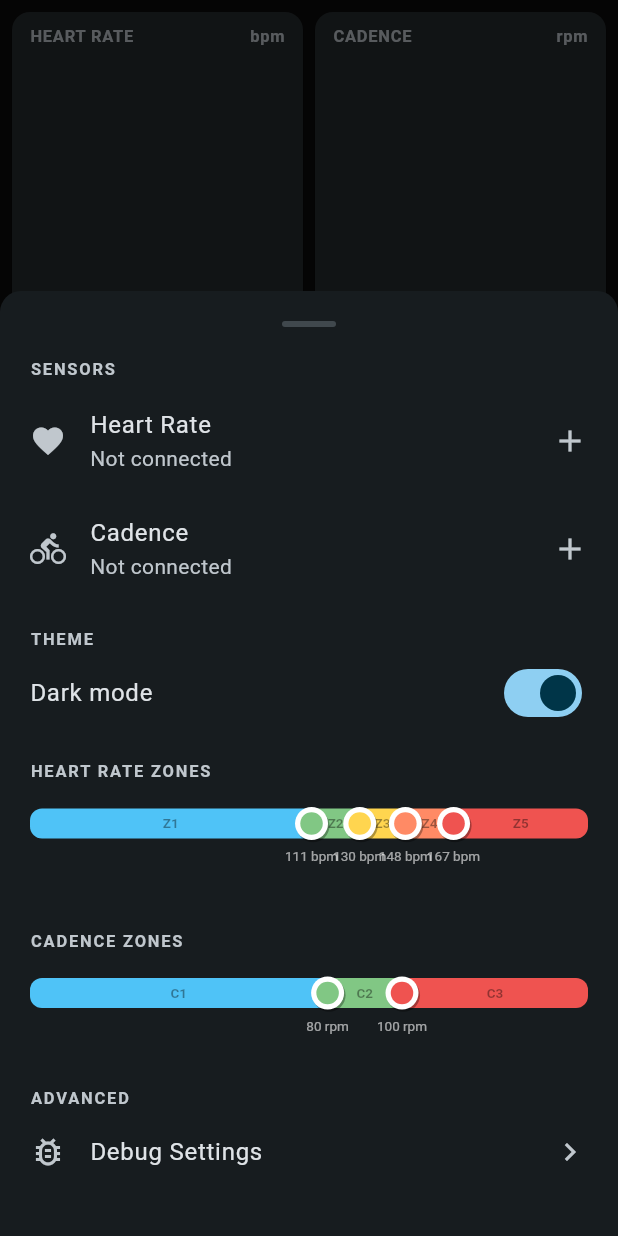
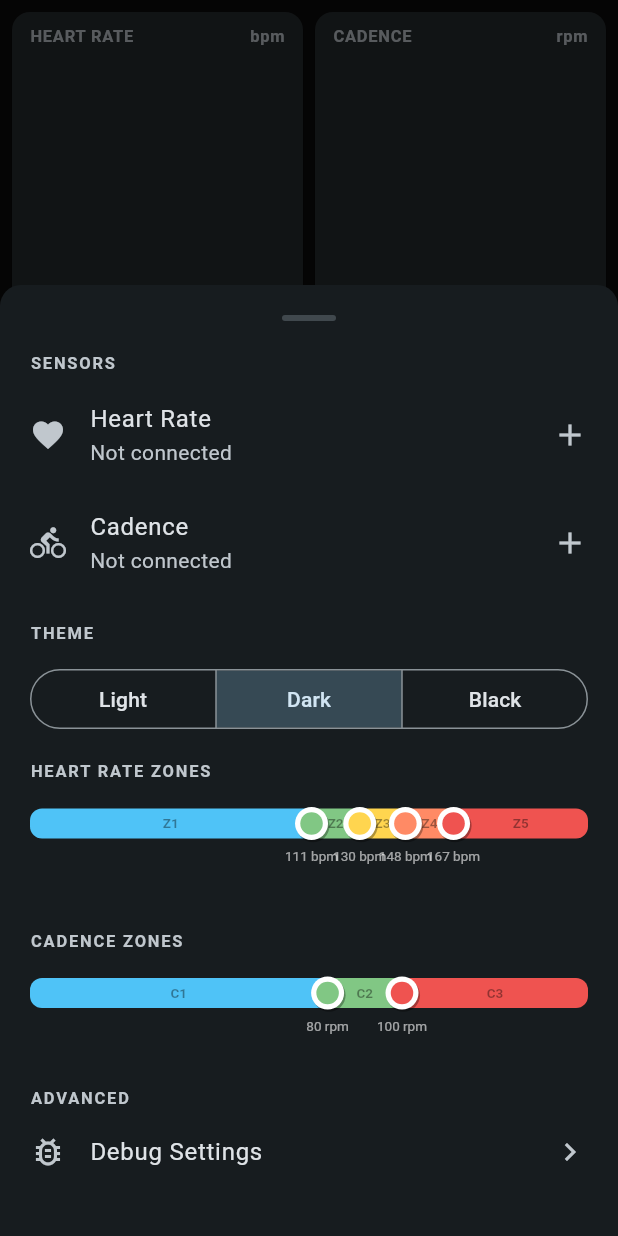
Before and after one commit to FreezeManny/PaceStrip, a Flutter app: the screen it shows after launch, after a tap on "Settings", on a phone screen of 412 x 824 dp. Run offline on Flutter 3.47's test engine with Material 3 defaults, Android fonts, the phone set to English and light mode, and no system bars; our stand-ins replace flutter_blue_plus, permission_handler, shared_preferences.

Commit message:
refactor: themes are now in its own file feat: added black theme for oled screens

```diff
--- a/lib/main.dart
+++ b/lib/main.dart
@@ -1,5 +1,6 @@
 import 'package:flutter/material.dart';
 import 'package:provider/provider.dart';
+import 'models/app_theme.dart';
 import 'models/zone_config.dart';
 import 'providers/settings_provider.dart';
 import 'providers/stats_provider.dart';
@@ -12,13 +13,13 @@ void main() async {
   WidgetsFlutterBinding.ensureInitialized();
   final settingsService = SettingsService();
   final initialConfig = await settingsService.load();
-  final initialThemeMode = await settingsService.loadThemeMode();
+  final initialTheme = await settingsService.loadAppTheme();
   final initialSimulate = await settingsService.loadSimulateSensors();
 
   runApp(CycleApp(
     settingsService: settingsService,
     initialConfig: initialConfig,
-    initialThemeMode: initialThemeMode,
+    initialTheme: initialTheme,
     initialSimulate: initialSimulate,
   ));
 }
@@ -28,13 +29,13 @@ class CycleApp extends StatelessWidget {
     super.key,
     required this.settingsService,
     required this.initialConfig,
-    this.initialThemeMode = ThemeMode.dark,
+    this.initialTheme = AppTheme.dark,
     this.initialSimulate = false,
   });
 
   final SettingsService settingsService;
   final ZoneConfig initialConfig;
-  final ThemeMode initialThemeMode;
+  final AppTheme initialTheme;
   final bool initialSimulate;
 
   @override
@@ -44,7 +45,7 @@ class CycleApp extends StatelessWidget {
         ChangeNotifierProvider(
           create: (_) => SettingsProvider(settingsService)
             ..updateConfig(initialConfig)
-            ..setThemeMode(initialThemeMode)
+            ..setAppTheme(initialTheme)
             ..setSimulateSensors(initialSimulate),
         ),
         ChangeNotifierProvider(
@@ -72,22 +73,11 @@ class CycleApp extends StatelessWidget {
         builder: (_, settings, __) => MaterialApp(
           title: 'PaceStrip',
           debugShowCheckedModeBanner: false,
-          themeMode: settings.themeMode,
-          theme: ThemeData(
-            colorScheme: ColorScheme.fromSeed(
-              seedColor: const Color(0xFF4FC3F7),
-            ),
-            useMaterial3: true,
-          ),
-          darkTheme: ThemeData(
-            brightness: Brightness.dark,
-            colorScheme: ColorScheme.fromSeed(
-              seedColor: const Color(0xFF4FC3F7),
-              brightness: Brightness.dark,
-            ),
-            scaffoldBackgroundColor: const Color(0xFF0A0A0A),
-            useMaterial3: true,
-          ),
+          themeMode:
+              settings.appTheme.isDark ? ThemeMode.dark : ThemeMode.light,
+          theme: buildLightTheme(),
+          darkTheme:
+              buildDarkTheme(oled: settings.appTheme == AppTheme.black),
           home: const Scaffold(
             body: SafeArea(child: Dashboard()),
           ),
--- /dev/null
+++ b/lib/models/app_theme.dart
@@ -0,0 +1,36 @@
+import 'package:flutter/material.dart';
+
+/// The selectable app appearances. [black] is a true-black variant of [dark]
+/// for OLED screens, where pure-black pixels are switched off entirely.
+enum AppTheme { light, dark, black }
+
+extension AppThemeX on AppTheme {
+  String get label => switch (this) {
+        AppTheme.light => 'Light',
+        AppTheme.dark => 'Dark',
+        AppTheme.black => 'Black',
+      };
+
+  bool get isDark => this != AppTheme.light;
+}
+
+const _seedColor = Color(0xFF4FC3F7);
+
+ThemeData buildLightTheme() => ThemeData(
+      colorScheme: ColorScheme.fromSeed(seedColor: _seedColor),
+      useMaterial3: true,
+    );
+
+/// Builds the dark theme. When [oled] is true the scaffold background is pure
+/// black for OLED power saving; cards keep their elevated surface color so they
+/// stay legible against it.
+ThemeData buildDarkTheme({bool oled = false}) => ThemeData(
+      brightness: Brightness.dark,
+      colorScheme: ColorScheme.fromSeed(
+        seedColor: _seedColor,
+        brightness: Brightness.dark,
+      ),
+      scaffoldBackgroundColor:
+          oled ? Colors.black : const Color(0xFF0A0A0A),
+      useMaterial3: true,
+    );
--- a/lib/providers/settings_provider.dart
+++ b/lib/providers/settings_provider.dart
@@ -1,4 +1,5 @@
-import 'package:flutter/material.dart';
+import 'package:flutter/foundation.dart';
+import '../models/app_theme.dart';
 import '../models/zone_config.dart';
 import '../services/settings_service.dart';
 
@@ -7,16 +8,16 @@ class SettingsProvider extends ChangeNotifier {
 
   final SettingsService _service;
   ZoneConfig _config = ZoneConfig.defaults();
-  ThemeMode _themeMode = ThemeMode.dark;
+  AppTheme _appTheme = AppTheme.dark;
   bool _simulateSensors = false;
 
   ZoneConfig get config => _config;
-  ThemeMode get themeMode => _themeMode;
+  AppTheme get appTheme => _appTheme;
   bool get simulateSensors => _simulateSensors;
 
   Future<void> initialize() async {
     _config = await _service.load();
-    _themeMode = await _service.loadThemeMode();
+    _appTheme = await _service.loadAppTheme();
     _simulateSensors = await _service.loadSimulateSensors();
     notifyListeners();
   }
@@ -27,10 +28,10 @@ class SettingsProvider extends ChangeNotifier {
     await _service.save(config);
   }
 
-  Future<void> setThemeMode(ThemeMode mode) async {
-    _themeMode = mode;
+  Future<void> setAppTheme(AppTheme theme) async {
+    _appTheme = theme;
     notifyListeners();
-    await _service.saveThemeMode(mode);
+    await _service.saveAppTheme(theme);
   }
 
   Future<void> setSimulateSensors(bool value) async {
--- a/lib/services/settings_service.dart
+++ b/lib/services/settings_service.dart
@@ -1,6 +1,6 @@
 import 'dart:convert';
-import 'package:flutter/material.dart';
 import 'package:shared_preferences/shared_preferences.dart';
+import '../models/app_theme.dart';
 import '../models/zone_config.dart';
 
 class SettingsService {
@@ -24,17 +24,18 @@ class SettingsService {
     await prefs.setString(_key, jsonEncode(config.toJson()));
   }
 
-  Future<ThemeMode> loadThemeMode() async {
+  Future<AppTheme> loadAppTheme() async {
     final prefs = await SharedPreferences.getInstance();
-    return prefs.getString(_themeKey) == 'light'
-        ? ThemeMode.light
-        : ThemeMode.dark;
+    final raw = prefs.getString(_themeKey);
+    return AppTheme.values.firstWhere(
+      (t) => t.name == raw,
+      orElse: () => AppTheme.dark,
+    );
   }
 
-  Future<void> saveThemeMode(ThemeMode mode) async {
+  Future<void> saveAppTheme(AppTheme theme) async {
     final prefs = await SharedPreferences.getInstance();
-    await prefs.setString(
-        _themeKey, mode == ThemeMode.light ? 'light' : 'dark');
+    await prefs.setString(_themeKey, theme.name);
   }
 
   /// Whether to simulate sensor data when no sensor is connected (debug only).
--- a/lib/widgets/settings_panel.dart
+++ b/lib/widgets/settings_panel.dart
@@ -1,5 +1,6 @@
 import 'package:flutter/material.dart';
 import 'package:provider/provider.dart';
+import '../models/app_theme.dart';
 import '../providers/settings_provider.dart';
 import 'debug_settings_panel.dart';
 import 'sensor_section.dart';
@@ -52,12 +53,21 @@ class SettingsPanel extends StatelessWidget {
             const SensorSection(),
             const SizedBox(height: 16),
             _sectionLabel(context, 'THEME'),
-            SwitchListTile(
-              contentPadding: EdgeInsets.zero,
-              title: const Text('Dark mode'),
-              value: provider.themeMode == ThemeMode.dark,
-              onChanged: (dark) => provider
-                  .setThemeMode(dark ? ThemeMode.dark : ThemeMode.light),
+            const SizedBox(height: 12),
+            SizedBox(
+              width: double.infinity,
+              child: SegmentedButton<AppTheme>(
+                showSelectedIcon: false,
+                segments: [
+                  for (final theme in AppTheme.values)
+                    ButtonSegment(
+                      value: theme,
+                      label: Text(theme.label),
+                    ),
+                ],
+                selected: {provider.appTheme},
+                onSelectionChanged: (s) => provider.setAppTheme(s.first),
+              ),
             ),
             const SizedBox(height: 16),
             _sectionLabel(context, 'HEART RATE ZONES'),
```
Also changed, not shown: 1 other file.
